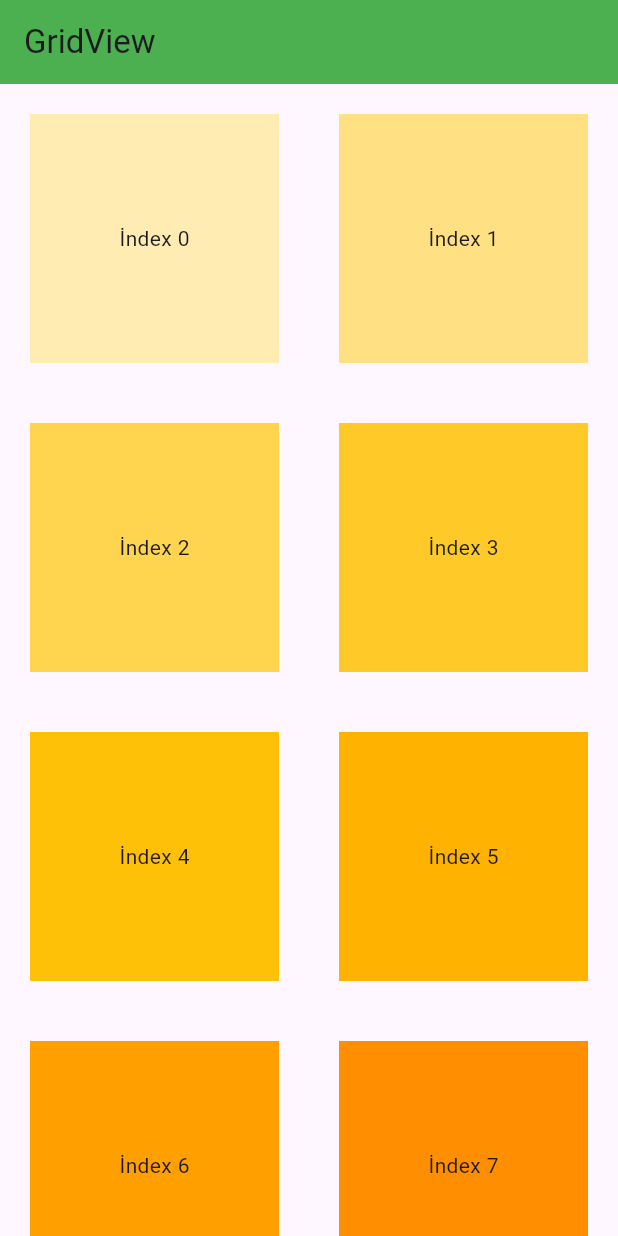
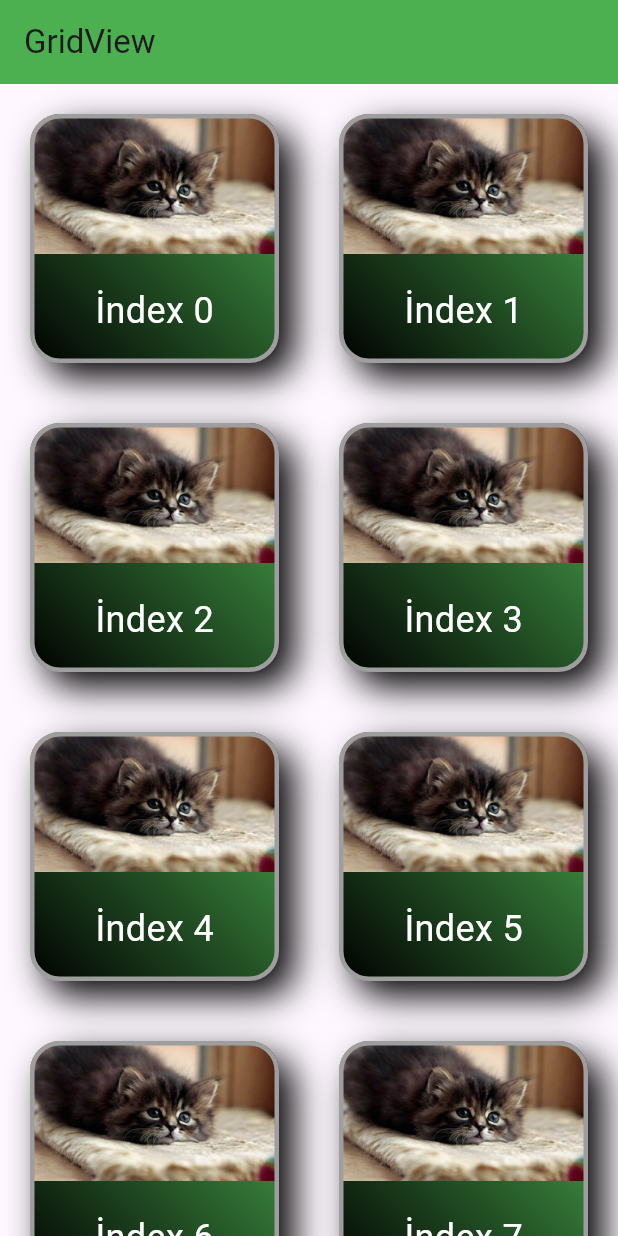
Before and after one commit to BurakTurker1/flutter_scrolls_app, a Flutter app: the screen it shows after launch, on a phone screen of 412 x 824 dp. Run offline on Flutter 3.47's test engine with Material 3 defaults, Android fonts, the phone set to English and light mode, and no system bars; our stand-ins replace flutter_easyloading.

Commit message:
BoxDecoration ve decorationImage

```diff
--- a/lib/gridView_kullanım.dart
+++ b/lib/gridView_kullanım.dart
@@ -12,10 +12,25 @@ class GridView_Kullanim extends StatelessWidget {
       gridDelegate: SliverGridDelegateWithFixedCrossAxisCount(crossAxisCount: 2),
        itemBuilder: (BuildContext context,int index){
         return Container(
-          alignment: Alignment.center,
-          color: Colors.amber[100 *((index+1) %9)],
+          alignment: Alignment.bottomCenter,
           margin: EdgeInsets.all(20),
-          child: Text('İndex $index'),
+          decoration: BoxDecoration(
+            borderRadius: BorderRadius.all(Radius.circular(20)),
+            border: Border.all(color: Colors.grey,width: 3,style: BorderStyle.solid),
+            boxShadow: [BoxShadow(color: Colors.black,offset: Offset(10, 10),blurRadius: 20)],
+            color: Colors.amber[100 *((index+1) %9)],
+            gradient: LinearGradient(colors: [Colors.green,Colors.black] ,begin:Alignment.topRight ,end: Alignment.bottomLeft ),
+            image: DecorationImage(image: AssetImage("assets/images/kedi1.jpeg"),
+            fit: BoxFit.contain,
+            alignment: Alignment.topCenter,
+
+            ),
+
+            ),
+          child: Padding(
+            padding: const EdgeInsets.all(15),
+            child: Text('İndex $index',style: TextStyle(color: Colors.white,fontSize: 24),),
+          ),
         );
        }),
     );
--- a/pubspec.yaml
+++ b/pubspec.yaml
@@ -59,9 +59,9 @@ flutter:
   uses-material-design: true
 
   # To add assets to your application, add an assets section, like this:
-  # assets:
-  #   - images/a_dot_burr.jpeg
-  #   - images/a_dot_ham.jpeg
+  assets:
+    - assets/images/
+
 
   # An image asset can refer to one or more resolution-specific "variants", see
   # https://flutter.dev/assets-and-images/#resolution-aware
```
Also changed, not shown: assets/images/kedi1.jpeg (added).
